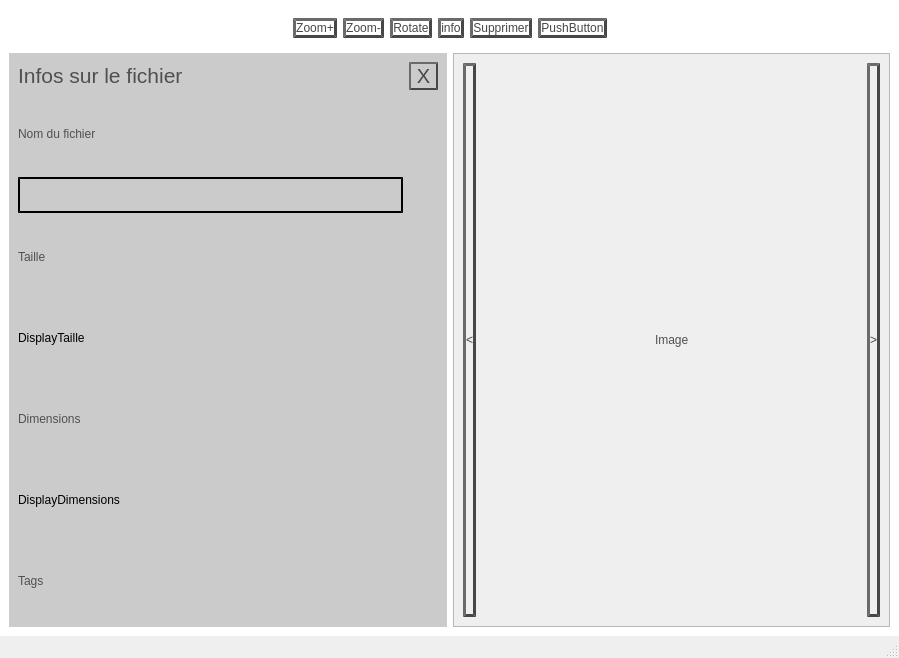
Qt form viewer.ui (SebGonzalez/BibliothequePhoto) before a commit.
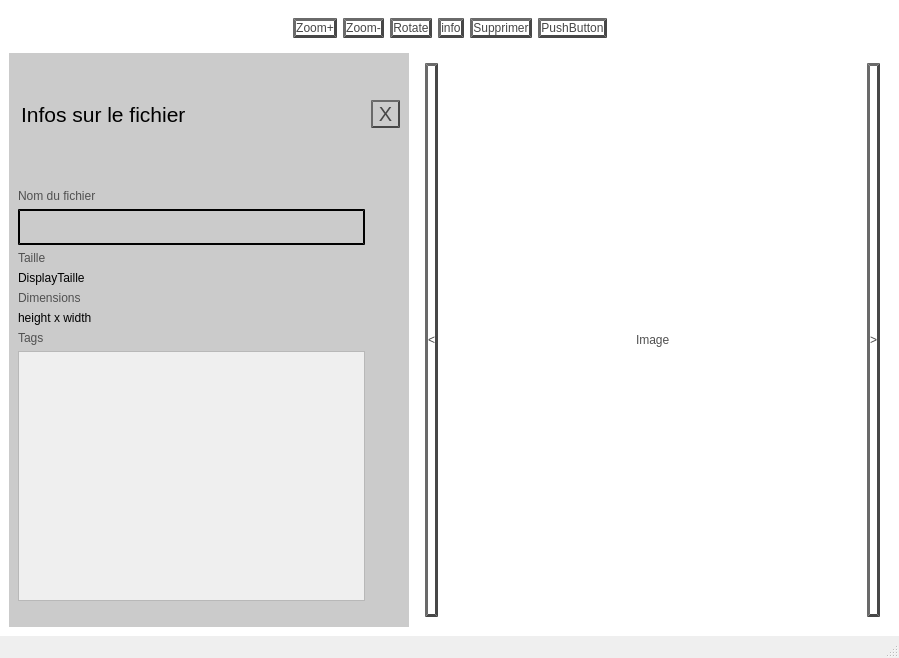
The same form after that commit.

Commit message: infobar almost done

```diff
--- a/viewer.ui
+++ b/viewer.ui
@@ -22,6 +22,14 @@
 	background-color: white;
 }
 
+QScrollArea#view {
+	background: transparent;
+}
+
+QWidget#scrollAreaWidgetContents {
+	background: transparent;
+}
+
 QPushButton {
 	opacity: 200;
 	color: rgb(71, 71, 71);
@@ -63,6 +71,11 @@
 	padding: 8% 5% 8% 5%;
 }
 
+QLabel#header {
+	color: black;
+	margin : 40% 0%;
+}
+
 QLabel#size {
 	color: black;
 }
@@ -164,6 +177,12 @@
     </item>
     <item row="1" column="2">
      <widget class="QScrollArea" name="view">
+      <property name="sizePolicy">
+       <sizepolicy hsizetype="MinimumExpanding" vsizetype="Expanding">
+        <horstretch>0</horstretch>
+        <verstretch>0</verstretch>
+       </sizepolicy>
+      </property>
       <property name="widgetResizable">
        <bool>true</bool>
       </property>
@@ -172,8 +191,8 @@
         <rect>
          <x>0</x>
          <y>0</y>
-         <width>435</width>
-         <height>550</height>
+         <width>473</width>
+         <height>545</height>
         </rect>
        </property>
        <layout class="QHBoxLayout" name="horizontalLayout_4">
@@ -250,50 +269,52 @@
        <bool>true</bool>
       </property>
       <property name="sizePolicy">
-       <sizepolicy hsizetype="Minimum" vsizetype="Preferred">
+       <sizepolicy hsizetype="Fixed" vsizetype="Preferred">
         <horstretch>0</horstretch>
         <verstretch>0</verstretch>
        </sizepolicy>
       </property>
+      <property name="minimumSize">
+       <size>
+        <width>400</width>
+        <height>0</height>
+       </size>
+      </property>
       <layout class="QGridLayout" name="gridLayout_3">
-       <item row="2" column="0">
-        <widget class="QLabel" name="filename">
+       <item row="0" column="1" rowspan="2">
+        <widget class="QPushButton" name="quitButton">
          <property name="text">
-          <string>Nom du fichier</string>
-         </property>
-        </widget>
-       </item>
-       <item row="0" column="0">
-        <widget class="QLabel" name="header">
-         <property name="sizePolicy">
-          <sizepolicy hsizetype="Preferred" vsizetype="Minimum">
-           <horstretch>0</horstretch>
-           <verstretch>0</verstretch>
-          </sizepolicy>
-         </property>
-         <property name="text">
-          <string>&lt;html&gt;&lt;head/&gt;&lt;body&gt;&lt;p&gt;&lt;span style=&quot; font-size:16pt;&quot;&gt;Infos sur le fichier&lt;/span&gt;&lt;/p&gt;&lt;/body&gt;&lt;/html&gt;</string>
+          <string> X </string>
          </property>
         </widget>
        </item>
        <item row="3" column="0">
-        <widget class="QLineEdit" name="lineEdit"/>
+        <widget class="QLabel" name="filenameHeader">
+         <property name="sizePolicy">
+          <sizepolicy hsizetype="Preferred" vsizetype="Preferred">
+           <horstretch>0</horstretch>
+           <verstretch>0</verstretch>
+          </sizepolicy>
+         </property>
+         <property name="text">
+          <string>Nom du fichier</string>
+         </property>
+        </widget>
+       </item>
+       <item row="2" column="0">
+        <spacer name="verticalSpacer_3">
+         <property name="orientation">
+          <enum>Qt::Vertical</enum>
+         </property>
+         <property name="sizeHint" stdset="0">
+          <size>
+           <width>20</width>
+           <height>40</height>
+          </size>
+         </property>
+        </spacer>
        </item>
        <item row="5" column="0">
-        <widget class="QLabel" name="size">
-         <property name="text">
-          <string>DisplayTaille</string>
-         </property>
-        </widget>
-       </item>
-       <item row="8" column="0">
-        <widget class="QLabel" name="tagHeader">
-         <property name="text">
-          <string>Tags</string>
-         </property>
-        </widget>
-       </item>
-       <item row="4" column="0">
         <widget class="QLabel" name="sizeHeader">
          <property name="text">
           <string>Taille</string>
@@ -301,23 +322,89 @@
         </widget>
        </item>
        <item row="7" column="0">
-        <widget class="QLabel" name="dimensions">
-         <property name="text">
-          <string>DisplayDimensions</string>
-         </property>
-        </widget>
-       </item>
-       <item row="6" column="0">
         <widget class="QLabel" name="dimensionsHeader">
          <property name="text">
           <string>Dimensions</string>
          </property>
         </widget>
        </item>
-       <item row="0" column="1">
-        <widget class="QPushButton" name="quitButton">
+       <item row="4" column="0">
+        <widget class="QLineEdit" name="filename"/>
+       </item>
+       <item row="11" column="0">
+        <spacer name="verticalSpacer_2">
+         <property name="orientation">
+          <enum>Qt::Vertical</enum>
+         </property>
+         <property name="sizeHint" stdset="0">
+          <size>
+           <width>20</width>
+           <height>40</height>
+          </size>
+         </property>
+        </spacer>
+       </item>
+       <item row="9" column="0">
+        <widget class="QLabel" name="tagHeader">
          <property name="text">
-          <string> X </string>
+          <string>Tags</string>
+         </property>
+        </widget>
+       </item>
+       <item row="8" column="0">
+        <widget class="QLabel" name="dimensions">
+         <property name="text">
+          <string>height x width</string>
+         </property>
+        </widget>
+       </item>
+       <item row="6" column="0">
+        <widget class="QLabel" name="size">
+         <property name="text">
+          <string>DisplayTaille</string>
+         </property>
+        </widget>
+       </item>
+       <item row="10" column="0">
+        <widget class="QScrollArea" name="tagScrollArea">
+         <property name="sizePolicy">
+          <sizepolicy hsizetype="Expanding" vsizetype="Fixed">
+           <horstretch>0</horstretch>
+           <verstretch>0</verstretch>
+          </sizepolicy>
+         </property>
+         <property name="minimumSize">
+          <size>
+           <width>0</width>
+           <height>250</height>
+          </size>
+         </property>
+         <property name="widgetResizable">
+          <bool>true</bool>
+         </property>
+         <widget class="QWidget" name="tags">
+          <property name="geometry">
+           <rect>
+            <x>0</x>
+            <y>0</y>
+            <width>348</width>
+            <height>248</height>
+           </rect>
+          </property>
+          <layout class="QVBoxLayout" name="verticalLayout"/>
+         </widget>
+        </widget>
+       </item>
+       <item row="0" column="0" rowspan="2">
+        <widget class="QLabel" name="header">
+         <property name="sizePolicy">
+          <sizepolicy hsizetype="Preferred" vsizetype="Minimum">
+           <horstretch>0</horstretch>
+           <verstretch>0</verstretch>
+          </sizepolicy>
+         </property>
+         <property name="text">
+          <string>&lt;html&gt;&lt;head/&gt;&lt;body&gt;&lt;p&gt;&lt;span style=&quot; font-size:16pt;&quot;&gt;Infos sur le fichier&lt;/span&gt;&lt;/p&gt;&lt;/body&gt;&lt;/html&gt;</string>
          </property>
         </widget>
        </item>
```
Left out of the diff: 2 changed lines with no effect on the pictures. The commit also changes 2 other files.
